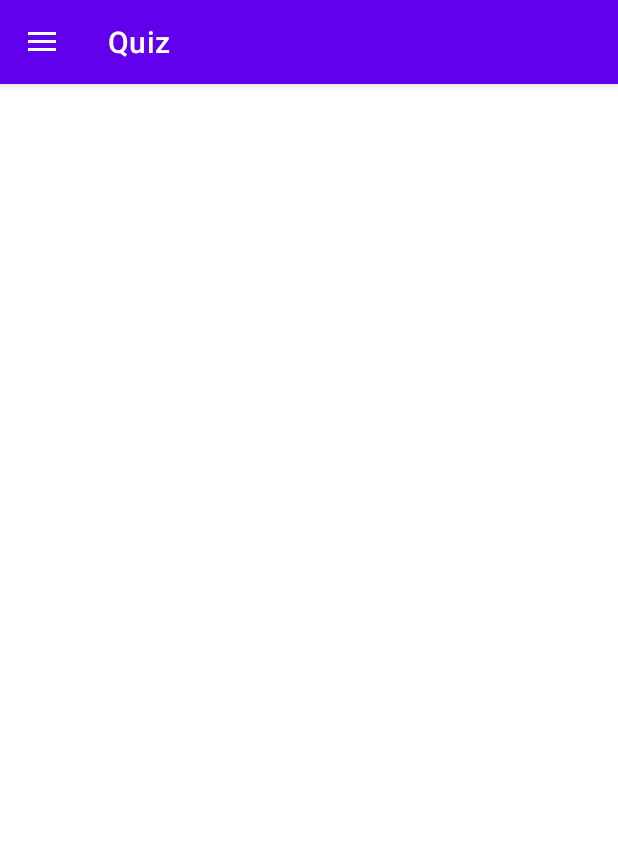
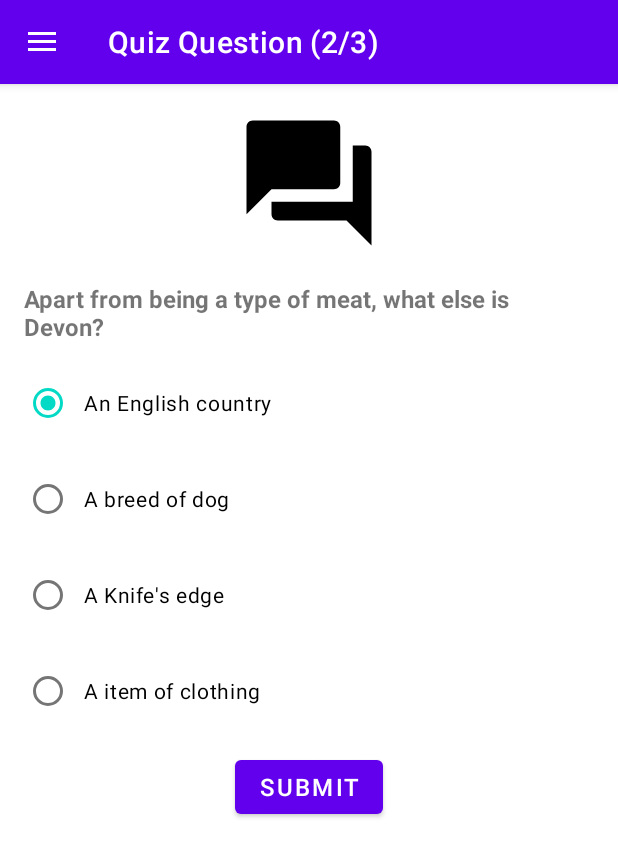
Before and after one commit to niranjk/android_tutorial, an Android app: the QuizActivity screen opened directly, with no data from a screen before it, in the side drawer, after a tap on "Slot Machine", on a phone screen of 412 x 824 dp. Shown: the top 857 px of the screen. Run offline under Robolectric (Android 15) with nearby library versions, the phone set to English and light mode, and no system bars; our stand-ins replace data binding.

Commit message:
Quiz App - Navigation

```diff
--- a/app/build.gradle
+++ b/app/build.gradle
@@ -10,6 +10,7 @@ plugins {
     id 'com.android.application'
     id 'kotlin-android'
     id 'kotlin-kapt'
+    id 'androidx.navigation.safeargs'
 }
 // 2. DEFINE ANDROID PROPERTIES
 /***
--- /dev/null
+++ b/app/src/main/java/com/niranjan/androidtutorials/quiz/QuizFragment.kt
@@ -0,0 +1,123 @@
+package com.niranjan.androidtutorials.quiz
+
+import android.os.Bundle
+import android.view.LayoutInflater
+import android.view.View
+import android.view.ViewGroup
+import androidx.appcompat.app.AppCompatActivity
+import androidx.databinding.DataBindingUtil
+import androidx.fragment.app.Fragment
+import androidx.navigation.findNavController
+import com.niranjan.androidtutorials.R
+import com.niranjan.androidtutorials.databinding.FragmentQuizBinding
+
+class QuizFragment : Fragment(){
+
+    val quizList = mutableListOf<QuizUiModel>(
+        QuizUiModel(
+            "\"Prince Caspian\" is the second in WHICH series of children\'s books by CS Lewis?",
+            listOf(
+                "Harry Potter", "The Secret Seven", "A Series Of Unfortunate Events", "The Chronicles Of Narnia"
+            )
+        ),
+        QuizUiModel(
+            "Apart from being a type of meat, what else is Devon?",
+            listOf(
+                "A Knife\'s edge", "A breed of dog", "A item of clothing", "An English country"
+            )
+        ),
+        QuizUiModel(
+            "What does the term \'somniloquy\' refer to?",
+            listOf(
+                "A part of a theatrical play", "A language device", "Sleep talking", "Any poems about anatomy"
+            )
+        ),
+        QuizUiModel(
+            "Charlie Watts has been the drummer of which legendary rock band?",
+            listOf(
+                "The Rolling Stones", "Green Day", "AC/DC", "U2"
+            )
+        ),
+        QuizUiModel(
+            "Which word can go before TOWN or after SHOW?",
+            listOf(
+                "TOY", "GROUND", "DOWN", "GIRL"
+            )
+        ),
+    )
+
+    val answersList = listOf(
+        "The chronicles Of Narnia",
+        "An English country",
+        "Sleep talking",
+        "The Rolling Stones",
+        "DOWN"
+    )
+
+    lateinit var currentQuiz : QuizUiModel
+    lateinit var answers: MutableList<String>
+    private var questionIndex = 0
+    private var numQuiz = Math.min((quizList.size +1)/2, 3)
+    lateinit var binding : FragmentQuizBinding
+
+    override fun onCreateView(inflater: LayoutInflater, container: ViewGroup?, savedInstanceState: Bundle?): View {
+        binding = DataBindingUtil.inflate(
+            inflater, R.layout.fragment_quiz, container, false
+        )
+        // set the first question
+        randomizeQuestions()
+        // bind the frament to the layout
+        binding.game = this
+        setClickListeners()
+        return binding.root
+    }
+
+    private fun setClickListeners(){
+        binding.submitButton.setOnClickListener {
+                view: View ->
+            val checkedId = binding.questionRadioGroup.checkedRadioButtonId
+            // Do nothing if nothing is checked (id == -1)
+            if (-1 != checkedId) {
+                var answerIndex = 0
+                when (checkedId) {
+                    R.id.secondAnswerRadioButton -> answerIndex = 1
+                    R.id.thirdAnswerRadioButton -> answerIndex = 2
+                    R.id.fourthAnswerRadioButton -> answerIndex = 3
+                }
+                // The first answer in the original question is always the correct one, so if our
+                // answer matches, we have the correct answer.
+
+                if (answers[answerIndex] == answers[0]) {
+                    questionIndex++
+                    // Advance to the next question
+                    if (questionIndex < numQuiz) {
+                        currentQuiz = quizList[questionIndex]
+                        setQuestion()
+                        binding.invalidateAll()
+                    } else {
+                        // We've won!  Navigate
+                        val actions = QuizFragmentDirections.actionQuizFragmentToQuizResultFragment(numQuiz, questionIndex)
+                        view.findNavController()
+                            .navigate(actions)
+                    }
+                }
+            }
+        }
+    }
+
+    // randomize the questions and set the first question
+    private fun randomizeQuestions() {
+        quizList.shuffle()
+        questionIndex = 0
+        setQuestion()
+    }
+
+    private fun setQuestion() {
+        currentQuiz = quizList[questionIndex]
+        // randomize the answers into a copy of the array
+        answers = currentQuiz.answers.toMutableList()
+        // and shuffle them
+        answers.shuffle()
+        (activity as AppCompatActivity).supportActionBar?.title = getString(R.string.title_quiz_question, questionIndex + 1, numQuiz)
+    }
+}
--- /dev/null
+++ b/app/src/main/java/com/niranjan/androidtutorials/quiz/QuizResultFragment.kt
@@ -0,0 +1,32 @@
+package com.niranjan.androidtutorials.quiz
+
+import android.os.Bundle
+import android.view.*
+import androidx.databinding.DataBindingUtil
+import androidx.fragment.app.Fragment
+import androidx.navigation.fragment.findNavController
+import com.niranjan.androidtutorials.R
+import com.niranjan.androidtutorials.databinding.FragmentQuizResultBinding
+
+class QuizResultFragment : Fragment(){
+
+    lateinit var binding : FragmentQuizResultBinding
+
+    override fun onCreateView(inflater: LayoutInflater, container: ViewGroup?, savedInstanceState: Bundle?): View {
+        binding = DataBindingUtil.inflate(
+            inflater,
+            R.layout.fragment_quiz_result,
+            container,
+            false
+        )
+        setClickListeners()
+        return binding.root
+    }
+
+    private fun setClickListeners(){
+        binding.nextMatchButton.setOnClickListener {
+            // navigate
+            findNavController().navigate(R.id.action_quizResultFragment_to_quizFragment)
+        }
+    }
+}
--- /dev/null
+++ b/app/src/main/java/com/niranjan/androidtutorials/quiz/QuizUiModel.kt
@@ -0,0 +1,6 @@
+package com.niranjan.androidtutorials.quiz
+
+data class QuizUiModel(
+    var question: String = "",
+    var answers: List<String> = listOf()
+)
--- /dev/null
+++ b/app/src/main/res/drawable/ic_thumbs_up.xml
@@ -0,0 +1,5 @@
+<vector android:height="24dp" android:tint="#000000"
+    android:viewportHeight="24" android:viewportWidth="24"
+    android:width="24dp" xmlns:android="http://schemas.android.com/apk/res/android">
+    <path android:fillColor="@android:color/white" android:pathData="M1,21h4L5,9L1,9v12zM23,10c0,-1.1 -0.9,-2 -2,-2h-6.31l0.95,-4.57 0.03,-0.32c0,-0.41 -0.17,-0.79 -0.44,-1.06L14.17,1 7.59,7.59C7.22,7.95 7,8.45 7,9v10c0,1.1 0.9,2 2,2h9c0.83,0 1.54,-0.5 1.84,-1.22l3.02,-7.05c0.09,-0.23 0.14,-0.47 0.14,-0.73v-2z"/>
+</vector>
--- a/app/src/main/res/layout/activity_quiz.xml
+++ b/app/src/main/res/layout/activity_quiz.xml
@@ -1,9 +1,17 @@
 <?xml version="1.0" encoding="utf-8"?>
-<layout>
+<layout xmlns:app="http://schemas.android.com/apk/res-auto">
     <androidx.constraintlayout.widget.ConstraintLayout
             xmlns:android="http://schemas.android.com/apk/res/android"
             android:layout_width="match_parent"
             android:layout_height="match_parent">
 
+        <fragment
+                android:id="@+id/quizNavHostFragment"
+                android:name="androidx.navigation.fragment.NavHostFragment"
+                android:layout_width="match_parent"
+                android:layout_height="match_parent"
+                app:navGraph="@navigation/quiz_nav_graph"
+                app:defaultNavHost="true"
+        />
     </androidx.constraintlayout.widget.ConstraintLayout>
 </layout>
--- /dev/null
+++ b/app/src/main/res/layout/fragment_quiz.xml
@@ -0,0 +1,112 @@
+<?xml version="1.0" encoding="utf-8"?>
+<layout xmlns:android="http://schemas.android.com/apk/res/android"
+        xmlns:app="http://schemas.android.com/apk/res-auto"
+        xmlns:tools="http://schemas.android.com/tools"
+        tools:context="com.example.android.navigation.InGame">
+
+    <data>
+
+        <variable
+                name="game"
+                type="com.niranjan.androidtutorials.quiz.QuizFragment" />
+    </data>
+
+    <ScrollView
+            android:layout_width="match_parent"
+            android:layout_height="match_parent"
+            android:fillViewport="true">
+
+        <androidx.constraintlayout.widget.ConstraintLayout
+                android:id="@+id/frameLayout"
+                android:layout_width="match_parent"
+                android:layout_height="wrap_content">
+
+            <ImageView
+                    android:id="@+id/questionImage"
+                    android:layout_width="0dp"
+                    android:layout_height="100dp"
+                    android:layout_margin="@dimen/margin_16dp"
+                    android:scaleType="fitCenter"
+                    app:layout_constraintBottom_toTopOf="@+id/questionText"
+                    app:layout_constraintEnd_toEndOf="parent"
+                    app:layout_constraintStart_toStartOf="parent"
+                    app:layout_constraintTop_toTopOf="parent"
+                    app:layout_constraintVertical_chainStyle="packed"
+                    app:srcCompat="@drawable/ic_quiz_question_answer" />
+
+            <TextView
+                    android:id="@+id/questionText"
+                    android:layout_width="0dp"
+                    android:layout_height="wrap_content"
+                    android:layout_margin="@dimen/margin_16dp"
+                    android:fontFamily="sans-serif"
+                    android:text="@{game.currentQuiz.question}"
+                    android:textSize="@dimen/text_16sp"
+                    android:textStyle="bold"
+                    android:typeface="normal"
+                    app:layout_constraintEnd_toEndOf="parent"
+                    app:layout_constraintStart_toStartOf="parent"
+                    app:layout_constraintTop_toBottomOf="@+id/questionImage"
+                    tools:text="What color is the Android mascot?" />
+
+            <RadioGroup
+                    android:id="@+id/questionRadioGroup"
+                    android:layout_width="0dp"
+                    android:layout_height="wrap_content"
+                    android:layout_margin="@dimen/margin_16dp"
+                    android:animateLayoutChanges="true"
+                    android:orientation="vertical"
+                    app:layout_constraintEnd_toEndOf="parent"
+                    app:layout_constraintStart_toStartOf="parent"
+                    app:layout_constraintTop_toBottomOf="@+id/questionText">
+
+                <RadioButton
+                        android:id="@+id/firstAnswerRadioButton"
+                        android:layout_width="match_parent"
+                        android:layout_height="wrap_content"
+                        android:layout_marginBottom="@dimen/margin_16dp"
+                        android:checked="true"
+                        android:text="@{game.answers[0]}"
+                        android:textSize="@dimen/text_14sp"
+                        tools:text="Blue" />
+
+                <RadioButton
+                        android:id="@+id/secondAnswerRadioButton"
+                        android:layout_width="match_parent"
+                        android:layout_height="wrap_content"
+                        android:layout_marginBottom="@dimen/margin_16dp"
+                        android:text="@{game.answers[1]}"
+                        android:textSize="@dimen/text_14sp"
+                        tools:text="Green" />
+
+                <RadioButton
+                        android:id="@+id/thirdAnswerRadioButton"
+                        android:layout_width="match_parent"
+                        android:layout_height="wrap_content"
+                        android:layout_marginBottom="@dimen/margin_16dp"
+                        android:text="@{game.answers[2]}"
+                        android:textSize="@dimen/text_14sp"
+                        tools:text="Yellow" />
+
+                <RadioButton
+                        android:id="@+id/fourthAnswerRadioButton"
+                        android:layout_width="match_parent"
+                        android:layout_height="wrap_content"
+                        android:text="@{game.answers[3]}"
+                        android:textSize="@dimen/text_14sp"
+                        tools:text="Red" />
+            </RadioGroup>
+
+            <Button
+                    android:id="@+id/submitButton"
+                    android:layout_width="wrap_content"
+                    android:layout_height="wrap_content"
+                    android:layout_margin="@dimen/margin_16dp"
+                    android:text="@string/submit_button"
+                    android:textSize="@dimen/text_16sp"
+                    app:layout_constraintEnd_toEndOf="parent"
+                    app:layout_constraintStart_toStartOf="parent"
+                    app:layout_constraintTop_toBottomOf="@+id/questionRadioGroup" />
+        </androidx.constraintlayout.widget.ConstraintLayout>
+    </ScrollView>
+</layout>
--- /dev/null
+++ b/app/src/main/res/layout/fragment_quiz_result.xml
@@ -0,0 +1,43 @@
+<?xml version="1.0" encoding="utf-8"?>
+<layout xmlns:android="http://schemas.android.com/apk/res/android"
+        xmlns:app="http://schemas.android.com/apk/res-auto"
+        xmlns:tools="http://schemas.android.com/tools"
+        tools:context="com.example.android.navigation.GameWonFragment">
+
+    <androidx.constraintlayout.widget.ConstraintLayout
+            android:id="@+id/gameWonConstraintLayout"
+            android:layout_width="match_parent"
+            android:layout_height="match_parent">
+
+        <Button
+                android:id="@+id/nextMatchButton"
+                android:layout_width="wrap_content"
+                android:layout_height="wrap_content"
+                android:paddingStart="@dimen/padding_8dp"
+                android:paddingEnd="@dimen/padding_8dp"
+                android:text="Next Match"
+                android:textColor="@color/white"
+                android:textSize="@dimen/text_16sp"
+                android:textStyle="bold"
+                app:layout_constraintBottom_toBottomOf="parent"
+                app:layout_constraintEnd_toEndOf="parent"
+                app:layout_constraintStart_toStartOf="parent"
+                app:layout_constraintTop_toBottomOf="@+id/youWinImage" />
+
+        <ImageView
+                android:id="@+id/youWinImage"
+                android:layout_width="0dp"
+                android:layout_height="100dp"
+                android:layout_marginStart="@dimen/margin_16dp"
+                android:layout_marginTop="8dp"
+                android:layout_marginEnd="@dimen/margin_16dp"
+                android:layout_marginBottom="@dimen/margin_16dp"
+                android:scaleType="fitCenter"
+                app:layout_constraintBottom_toTopOf="@+id/nextMatchButton"
+                app:layout_constraintEnd_toEndOf="parent"
+                app:layout_constraintStart_toStartOf="parent"
+                app:layout_constraintTop_toTopOf="parent"
+                app:srcCompat="@drawable/ic_thumbs_up" />
+
+    </androidx.constraintlayout.widget.ConstraintLayout>
+</layout>
--- /dev/null
+++ b/app/src/main/res/navigation/quiz_nav_graph.xml
@@ -0,0 +1,23 @@
+<?xml version="1.0" encoding="utf-8"?>
+<navigation xmlns:android="http://schemas.android.com/apk/res/android"
+            xmlns:app="http://schemas.android.com/apk/res-auto"
+            android:id="@+id/quiz_nav_graph" app:startDestination="@id/quizFragment">
+
+    <fragment android:id="@+id/quizFragment"
+              android:name="com.niranjan.androidtutorials.quiz.QuizFragment"
+              android:label="QuizFragment">
+        <action android:id="@+id/action_quizFragment_to_quizResultFragment"
+                app:destination="@id/quizResultFragment"/>
+    </fragment>
+    <fragment android:id="@+id/quizResultFragment"
+              android:name="com.niranjan.androidtutorials.quiz.QuizResultFragment"
+              android:label="QuizResultFragment">
+        <argument
+                android:name="numQuestions"
+                app:argType="integer" />
+        <argument
+                android:name="numCorrect"
+                app:argType="integer" />
+        <action android:id="@+id/action_quizResultFragment_to_quizFragment" app:destination="@id/quizFragment"/>
+    </fragment>
+</navigation>
--- a/app/src/main/res/values/strings.xml
+++ b/app/src/main/res/values/strings.xml
@@ -31,8 +31,10 @@
     <!-- Formatted string for the  price  -->
     <string name="final_price">Price After Discount: </string>
 
-    <!-- Quick App text-->
+    <!-- Quiz App text-->
     <string name="label_quiz_app">Quiz</string>
+    <string name="title_quiz_question">Quiz Question (%1$d/%2$d)</string>
+    <string name="submit_button">Submit</string>
 
 
     <!-- Drawer Layout-->
```
Also changed, not shown: build.gradle (+10 -9 lines), app/src/main/res/navigation/main_nav_graph.xml (renamed from app/src/main/res/navigation/main_navigation_graph.xml).
